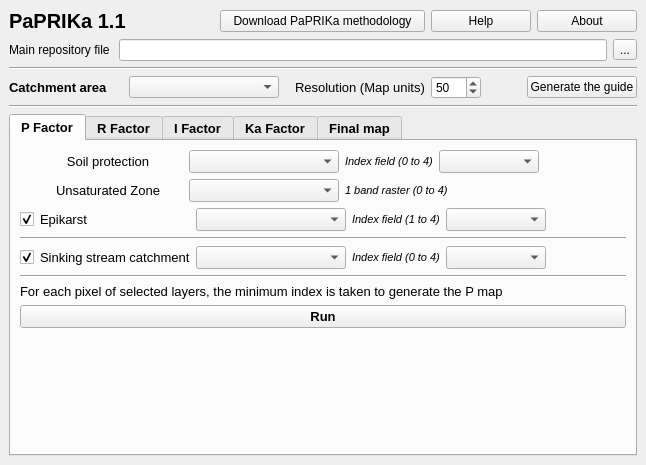
First picture: the form in paprika_dockwidget_base.ui, repository Paprika-plugins/PaPRIKa, before the edit.
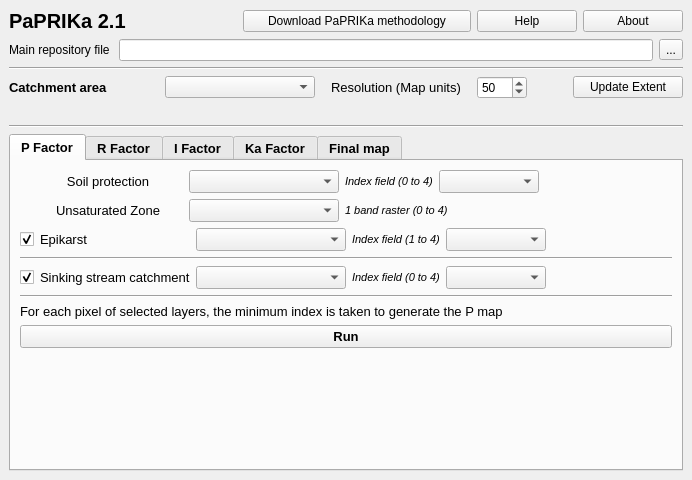
Second picture: the form after the edit. The open tabs and pages were chosen to show the change. Custom widgets are drawn as their Qt base class.

Commit message: Simplify fetching extent (no more file to handle) and refactor Carte P creation (not working for now...)

```diff
--- a/paprika_dockwidget_base.ui
+++ b/paprika_dockwidget_base.ui
@@ -6,15 +6,15 @@
    <rect>
     <x>0</x>
     <y>0</y>
-    <width>646</width>
-    <height>465</height>
+    <width>692</width>
+    <height>480</height>
    </rect>
   </property>
   <property name="windowTitle">
    <string>PaPRIKa</string>
   </property>
   <widget class="QWidget" name="dockWidgetContents">
-   <layout class="QVBoxLayout" name="VerticalLayout" stretch="0,0,0,0,0,0">
+   <layout class="QVBoxLayout" name="VerticalLayout" stretch="0,0,0,0,0,0,0">
     <item>
      <layout class="QHBoxLayout" name="horizontalLayout_8">
       <item>
@@ -36,7 +36,7 @@
          <number>0</number>
         </property>
         <property name="text">
-         <string>PaPRIKa 1.1</string>
+         <string>PaPRIKa 2.1</string>
         </property>
         <property name="textFormat">
          <enum>Qt::AutoText</enum>
@@ -196,7 +196,7 @@
        <widget class="QLabel" name="label_Resolution">
         <property name="maximumSize">
          <size>
-          <width>130</width>
+          <width>140</width>
           <height>16777215</height>
          </size>
         </property>
@@ -263,12 +263,19 @@
          </font>
         </property>
         <property name="text">
-         <string>Generate the guide</string>
+         <string>Update Extent</string>
         </property>
        </widget>
       </item>
      </layout>
     </item>
+    <item>
+     <widget class="QLabel" name="lbl_raster_info">
+      <property name="text">
+       <string/>
+      </property>
+     </widget>
+    </item>
     <item>
      <widget class="Line" name="line_2">
       <property name="orientation">
```
Left out of the diff: 10 changed lines with no effect on the pictures. The commit also changes 3 other files.
